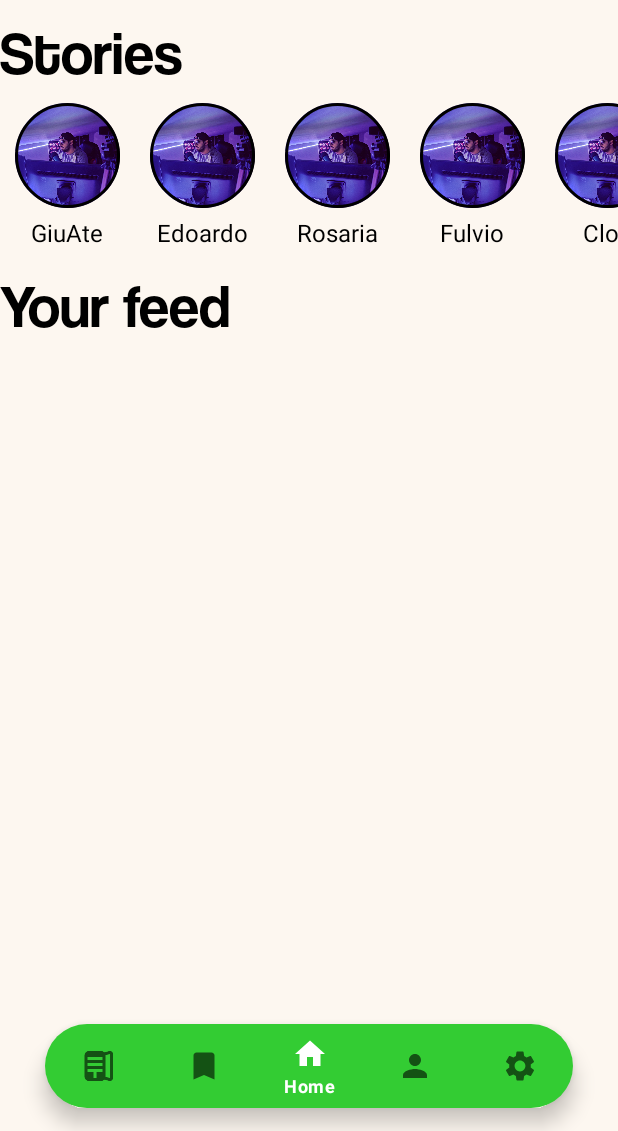
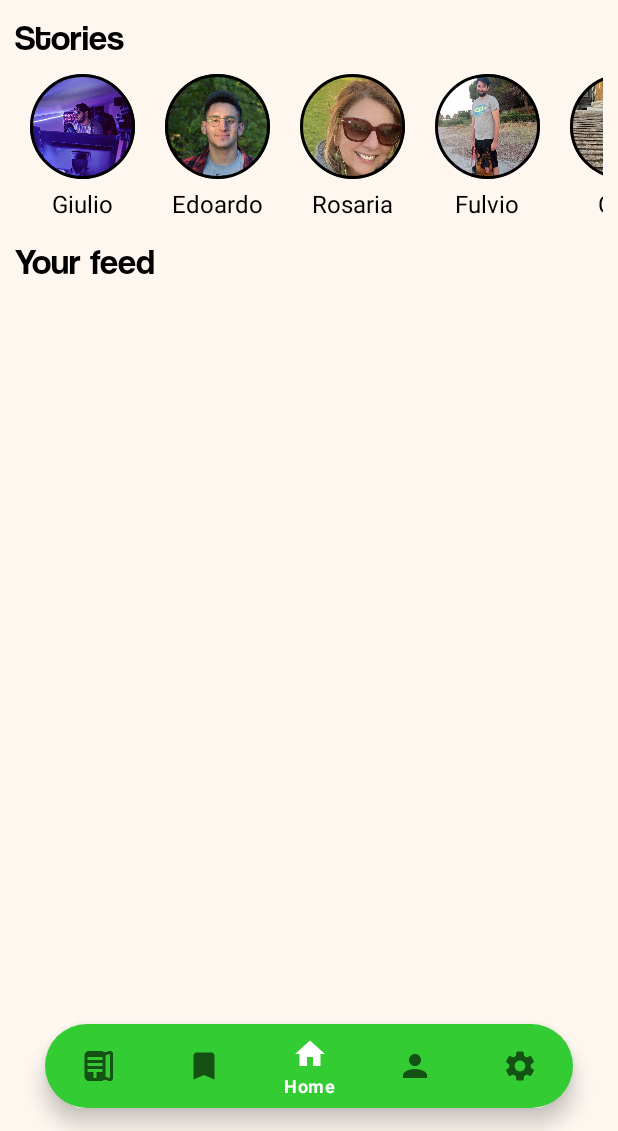
Before and after one commit to GiuAte/Cookie, an Android app: the screen it shows after launch (MainActivity), on a phone screen of 412 x 824 dp, the part 105-1236 px from its top. Run offline under Robolectric (Android 15) with nearby library versions, the phone set to English and light mode, and no system bars; our stand-ins replace navigation-ui; plain views replace RoundedImageView.

Commit message:
Created onClickItem for HomePageRV to Profile Fragment

```diff
--- a/app/src/main/java/com/giulioaterno/becomechef/DataObject.kt
+++ b/app/src/main/java/com/giulioaterno/becomechef/DataObject.kt
@@ -3,17 +3,16 @@ package com.giulioaterno.becomechef
 object DataObject{
 
     val usernameList = listOf<ProfileRoundedIcon>(
-        ProfileRoundedIcon("GiuAte"),
-        ProfileRoundedIcon("Edoardo"),
-        ProfileRoundedIcon("Rosaria"),
-        ProfileRoundedIcon("Fulvio"),
-        ProfileRoundedIcon("Cloe"),
-        ProfileRoundedIcon("Andrea"),
-        ProfileRoundedIcon("Giuseppe"),
-        ProfileRoundedIcon("Maria"),
-        ProfileRoundedIcon("Gesu"),
-        ProfileRoundedIcon("Cristina"),
+        ProfileRoundedIcon("Giulio", R.drawable.giulio_profile_picture, 100, 123, post = 20, bio = "Ciao a tutti sono Giulio"),
+        ProfileRoundedIcon("Edoardo", R.drawable.edoardo, 8000, 50, 12, bio = "Sono Edo e sono di Roccapalumba"),
+        ProfileRoundedIcon("Rosaria", R.drawable.rosaria, 100, 20, 10, bio = "Sono una mamma e amo la mia friggitrice ad aria"),
+        ProfileRoundedIcon("Fulvio", R.drawable.fulvio, 1250, 150, 30, bio = "Sono Fulvio, amo cucinare per la mia cagnetta Arya"),
+        ProfileRoundedIcon("Cloe", R.drawable.cloe, 9230, 1, 353, bio = "Ciao, mi chiamo Cloe e amo cucinare per il mio fidanzato"),
+        ProfileRoundedIcon("Mino", R.drawable.mino, 120, 10, 142, bio = "Ciao a tutti, mi chiamo Mino e amo cucinare, soprattutto la carne!"),
+        ProfileRoundedIcon("Edilio", R.drawable.edilio,120, 56, 14, bio = "Ciao a tutti, mi chiamo Edilio, sono a dieta!"),
+        ProfileRoundedIcon("Thelma", R.drawable.thelma, 198, 17, 190, bio = "Ciao ragazzi, mi chiamo Thelma, vivo in UK e amo cucinare il cibo Italiano!"),
+        ProfileRoundedIcon("Andrea", R.drawable.andrea, 223, 9, 125, bio = "Ciao, mi chiamo Andrea e voglio solo vedere le foto degli altri, niente cucina"),
+        ProfileRoundedIcon("Cristina", R.drawable.cristina, 760, 444, 142, bio = "Ciao! mi chiamo Cristina e amo cucinare, soprattutto per la mia famiglia!"),
 
-    )
-
+        )
 }
--- a/app/src/main/java/com/giulioaterno/becomechef/HomeScreenFragment.kt
+++ b/app/src/main/java/com/giulioaterno/becomechef/HomeScreenFragment.kt
@@ -5,15 +5,14 @@ import android.view.LayoutInflater
 import android.view.View
 import android.view.ViewGroup
 import androidx.fragment.app.Fragment
+import androidx.navigation.Navigation
 import androidx.navigation.fragment.findNavController
 import androidx.recyclerview.widget.LinearLayoutManager
 import com.giulioaterno.becomechef.databinding.HomescreenPageBinding
+import com.google.gson.Gson
 
-@Suppress("UNREACHABLE_CODE")
+
 class HomeScreenFragment: Fragment() {
-
-    val searchView = binding.searchBar
-    val searchIcon = binding.searchBarLogo
 
     private var bindingHomePage: HomescreenPageBinding? = null
     private val binding get() = bindingHomePage!!
@@ -26,13 +25,6 @@ class HomeScreenFragment: Fragment() {
         bindingHomePage = HomescreenPageBinding.inflate(inflater, container, false)
         setRoundedIconRecyclerView(DataObject.usernameList)
         return binding.root
-        searchIcon.setOnClickListener {
-            if (searchView.visibility == View.GONE) {
-                searchView.visibility = View.VISIBLE
-            } else {
-                searchView.visibility = View.GONE
-            }
-        }
     }
 
     override fun onViewCreated(view: View, savedInstanceState: Bundle?) {
@@ -43,7 +35,12 @@ class HomeScreenFragment: Fragment() {
     }
 
     private fun setRoundedIconRecyclerView(list: List<ProfileRoundedIcon>) {
-        val adapterProfileRoundedIcon = ProfileRoundedIconAdapter(list)
+        val bundle = Bundle()
+        val adapterProfileRoundedIcon = ProfileRoundedIconAdapter(list) {
+            val profile = Gson().toJson(it)
+            bundle.putString("profile", profile)
+            Navigation.findNavController(requireView()).navigate(R.id.action_homeScreenFragment_to_profilePageFragment, bundle)
+        }
         binding.bestChefRV.apply {
             layoutManager = LinearLayoutManager(context, LinearLayoutManager.HORIZONTAL, false)
             adapter = adapterProfileRoundedIcon
--- a/app/src/main/java/com/giulioaterno/becomechef/ProfileRoundedIcon.kt
+++ b/app/src/main/java/com/giulioaterno/becomechef/ProfileRoundedIcon.kt
@@ -1,3 +1,10 @@
 package com.giulioaterno.becomechef
 
-data class ProfileRoundedIcon(val name: String)
+data class ProfileRoundedIcon(
+    val name: String,
+    val image: Int,
+    val followers: Int,
+    val chefs: Int,
+    val post: Int,
+    val bio: String
+)
--- a/app/src/main/java/com/giulioaterno/becomechef/ProfileRoundedIconAdapter.kt
+++ b/app/src/main/java/com/giulioaterno/becomechef/ProfileRoundedIconAdapter.kt
@@ -5,13 +5,20 @@ import android.view.ViewGroup
 import androidx.recyclerview.widget.RecyclerView
 import com.giulioaterno.becomechef.databinding.BestChefRecyclerViewItemBinding
 
-class ProfileRoundedIconAdapter(val usernames: List<ProfileRoundedIcon>) :
+class ProfileRoundedIconAdapter(
+    val usernames: List<ProfileRoundedIcon>,
+    private val onItemClicked: (ProfileRoundedIcon) -> Unit
+) :
     RecyclerView.Adapter<ProfileRoundedIconAdapter.ProfileViewHolder>() {
     class ProfileViewHolder(var binding: BestChefRecyclerViewItemBinding) :
         RecyclerView.ViewHolder(binding.root)
 
     override fun onCreateViewHolder(parent: ViewGroup, viewType: Int): ProfileViewHolder {
-        val view = BestChefRecyclerViewItemBinding.inflate(LayoutInflater.from(parent.context), parent, false)
+        val view = BestChefRecyclerViewItemBinding.inflate(
+            LayoutInflater.from(parent.context),
+            parent,
+            false
+        )
         return ProfileViewHolder(view)
     }
 
@@ -20,10 +27,15 @@ class ProfileRoundedIconAdapter(val usernames: List<ProfileRoundedIcon>) :
     }
 
     override fun onBindViewHolder(holder: ProfileViewHolder, position: Int) {
-        with(holder){
-            with(usernames[position]){
+        with(holder) {
+            with(usernames[position]) {
                 holder.binding.myTextView.text = this.name
+                holder.binding.profileImage.setImageResource(this.image)
+                holder.binding.profileImage.setOnClickListener {
+                    onItemClicked(this)
+                }
             }
         }
     }
+
 }
--- a/app/src/main/res/layout/homescreen_page.xml
+++ b/app/src/main/res/layout/homescreen_page.xml
@@ -1,7 +1,6 @@
 <?xml version="1.0" encoding="utf-8"?>
 <androidx.constraintlayout.widget.ConstraintLayout xmlns:android="http://schemas.android.com/apk/res/android"
     xmlns:app="http://schemas.android.com/apk/res-auto"
-    xmlns:tools="http://schemas.android.com/tools"
     android:layout_width="match_parent"
     android:layout_height="match_parent"
     android:background="@color/background_color">
@@ -54,6 +53,8 @@
         android:id="@+id/bestChefRV"
         android:layout_width="match_parent"
         android:layout_height="100dp"
+        android:layout_marginStart="10dp"
+        android:layout_marginEnd="10dp"
         android:layout_marginTop="10dp"
         android:clipToPadding="false"
         android:orientation="horizontal"
@@ -76,7 +77,8 @@
         android:id="@+id/bestChef"
         android:layout_width="match_parent"
         android:layout_height="wrap_content"
-        android:textSize="40dp"
+        android:layout_marginStart="10dp"
+        android:textSize="24dp"
         android:fontFamily="@font/coolvetica_regular"
         android:textColor="@color/black"
         android:layout_marginTop="10dp"
@@ -88,10 +90,11 @@
 
     <TextView
         android:id="@+id/yourFeed"
+        android:layout_marginStart="10dp"
         android:fontFamily="@font/coolvetica_regular"
         android:layout_width="match_parent"
         android:layout_height="wrap_content"
-        android:textSize="40dp"
+        android:textSize="24dp"
         android:textColor="@color/black"
         android:layout_marginTop="10dp"
         app:layout_constraintTop_toBottomOf="@id/bestChefRV"
@@ -103,6 +106,8 @@
         android:id="@+id/justForYouRV"
         android:layout_width="match_parent"
         android:layout_height="wrap_content"
+        android:layout_marginStart="10dp"
+        android:layout_marginEnd="10dp"
         android:layout_marginTop="10dp"
         android:clipToPadding="false"
         android:orientation="horizontal"
--- a/app/src/main/res/navigation/my_navigation_graph.xml
+++ b/app/src/main/res/navigation/my_navigation_graph.xml
@@ -24,6 +24,9 @@
         <action
             android:id="@+id/action_homeScreenFragment_to_myFridgeFragment"
             app:destination="@id/myFridgeFragment" />
+        <argument
+            android:name="profile"
+            app:argType="string" />
     </fragment>
     <fragment
         android:id="@+id/profilePageFragment"
--- a/app/src/main/res/values/strings.xml
+++ b/app/src/main/res/values/strings.xml
@@ -19,9 +19,9 @@
     <string name="settings">Settings</string>
     <string name="back_button">Back</string>
     <string name="insertBio">Insert your bio here</string>
-    <string name="post_count">%0</string>
-    <string name="followers_count">%0</string>
-    <string name="chef_count">%0</string>
+    <string name="post_count">%d</string>
+    <string name="followers_count">%d</string>
+    <string name="chef_count">%d</string>
     <string name="chef_count_name">Chefs</string>
     <string name="followers_name">Followers</string>
     <string name="post_name">Post</string>
```
Also changed, not shown: app/build.gradle (+12 -0 lines), app/src/main/java/com/giulioaterno/becomechef/ProfilePageFragment.kt (+17 -2 lines), app/src/main/res/layout/profile_page.xml (+5 -5 lines), app/src/main/res/layout/settings_page.xml (+12 -3 lines), app/src/main/res/drawable/andrea.jpeg (added), app/src/main/res/drawable/cloe.jpeg (added), app/src/main/res/drawable/cristina.jpeg (added), app/src/main/res/drawable/edilio.jpeg (added), app/src/main/res/drawable/edoardo.jpeg (added), app/src/main/res/drawable/fulvio.jpeg (added), app/src/main/res/drawable/mino.jpeg (added), app/src/main/res/drawable/rosaria.jpeg (added), app/src/main/res/drawable/thelma.jpeg (added).
